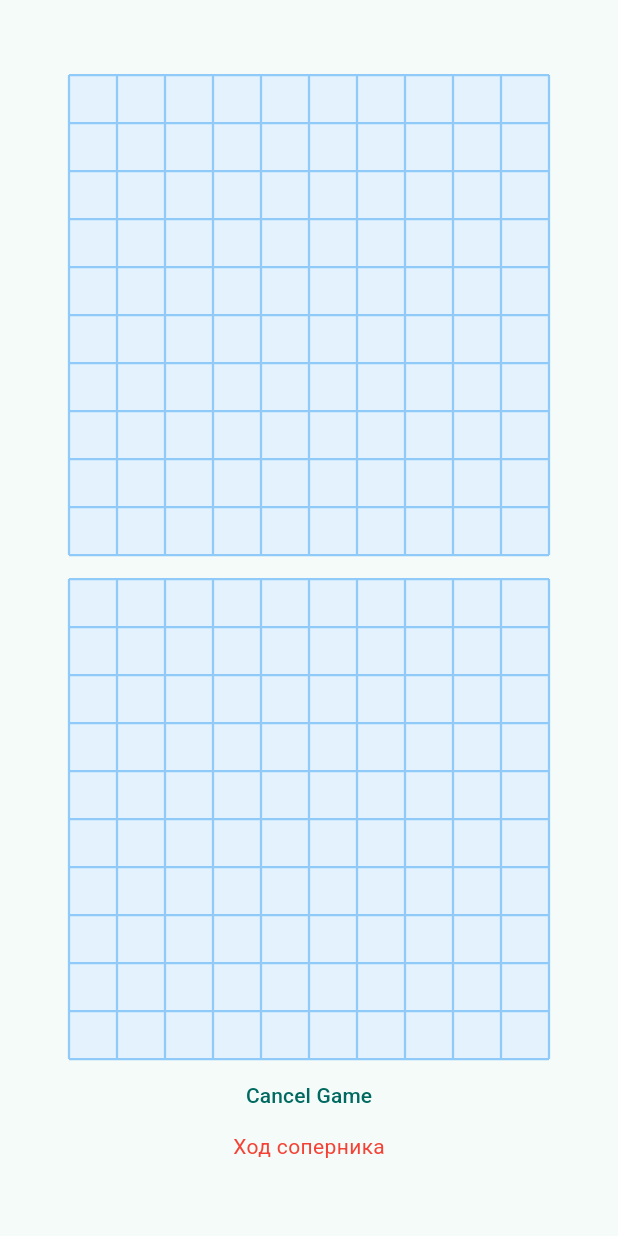
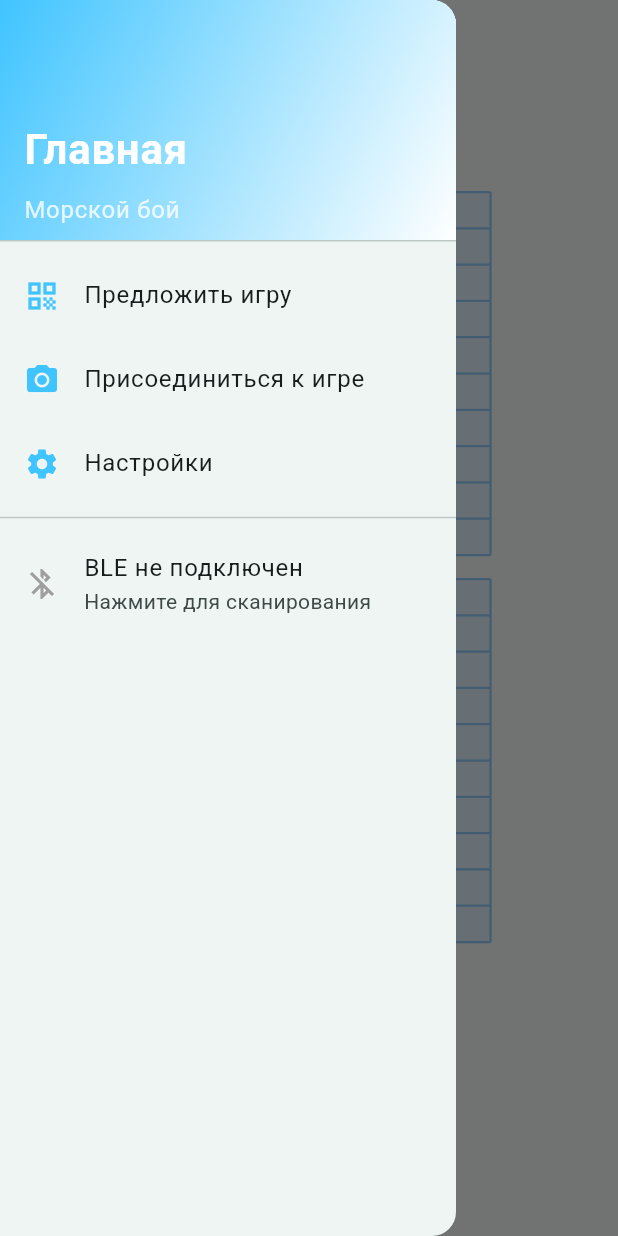
Before and after one commit to kvasov/seabattle, a Flutter app: the BattleScreen screen opened directly, with the side drawer open (before the commit the screen has no drawer), on a phone screen of 412 x 824 dp. Run offline on Flutter 3.47's test engine with Material 3 defaults, Android fonts, the phone set to English and light mode, and no system bars; our stand-ins replace dio, equatable, fl_chart, flutter_riverpod, hive, hive_flutter and 2 more; missing offline and left inert: slang; accounts and stored records are empty; generated files the repository leaves out were written again.

Commit message:
drawer, cellSize provider

```diff
--- a/lib/features/battle/presentation/screens/battle_screen.dart
+++ b/lib/features/battle/presentation/screens/battle_screen.dart
@@ -3,18 +3,30 @@ import 'package:flutter_riverpod/flutter_riverpod.dart';
 import 'package:seabattle/shared/providers/game_provider.dart';
 import 'package:seabattle/features/battle/presentation/widgets/grid.dart';
 import 'package:seabattle/features/battle/providers/battle_provider.dart';
+import 'package:seabattle/shared/widgets/drawer.dart';
 
-class BattleScreen extends ConsumerWidget {
+class BattleScreen extends ConsumerStatefulWidget {
   const BattleScreen({super.key});
 
   @override
-  Widget build(BuildContext context, WidgetRef ref) {
+  ConsumerState<BattleScreen> createState() => _BattleScreenState();
+}
+
+class _BattleScreenState extends ConsumerState<BattleScreen> {
+  final GlobalKey<ScaffoldState> _scaffoldKey = GlobalKey<ScaffoldState>();
+
+  @override
+  Widget build(BuildContext context) {
     final gameState = ref.watch(gameNotifierProvider).value;
     final battleViewModelState = ref.watch(battleViewModelProvider).value;
     debugPrint('💚 battleViewModelState: ${battleViewModelState?.toString()}');
 
     return Scaffold(
-      body: Column(
+      key: _scaffoldKey,
+      drawer: DrawerWidget(),
+      body: Stack(
+        children: [
+          Column(
             mainAxisAlignment: MainAxisAlignment.center,
             crossAxisAlignment: CrossAxisAlignment.center,
             children: [
@@ -49,6 +61,27 @@ class BattleScreen extends ConsumerWidget {
                 ),
             ],
           ),
+          // Кнопка для открытия drawer в верхнем левом углу
+          SafeArea(
+            child: Container(
+              decoration: BoxDecoration(
+                color: Colors.black.withValues(alpha: 0.5),
+                borderRadius: BorderRadius.only(
+                  topRight: Radius.circular(12),
+                  bottomRight: Radius.circular(12),
+                ),
+              ),
+              child: IconButton(
+                icon: Icon(Icons.menu, color: Colors.white),
+                padding: EdgeInsets.all(12),
+                onPressed: () {
+                  _scaffoldKey.currentState?.openDrawer();
+                },
+              ),
+            ),
+          ),
+        ],
+      ),
     );
   }
 }
--- a/lib/features/battle/presentation/widgets/grid.dart
+++ b/lib/features/battle/presentation/widgets/grid.dart
@@ -5,6 +5,7 @@ import 'package:seabattle/shared/entities/ship.dart';
 import 'package:seabattle/features/battle/providers/battle_provider.dart';
 import 'package:seabattle/shared/providers/ships_images_provider.dart';
 import 'package:seabattle/shared/providers/ble_provider.dart';
+import 'package:seabattle/shared/providers/ui_provider.dart';
 import 'package:seabattle/utils/make_field.dart';
 import 'package:seabattle/utils/cursor.dart';
 
@@ -64,7 +65,10 @@ class _BattleGridState extends ConsumerState<BattleGrid> with SingleTickerProvid
           isCursorVisible: true,
         )
       : null;
-    final cellSize = battleViewModelState?.cellSize ?? 0;
+
+    ref.read(cellSizeProvider.notifier).init(context);
+    final cellSize = ref.watch(cellSizeProvider);
+
     final gridSize = battleViewModelState?.gridSize ?? 0;
     final bleNotifier = ref.read(bleNotifierProvider);
     final bool isCursorVisible = widget.myShips
--- a/lib/features/ships_setup/presentation/widgets/ship_setup_grid.dart
+++ b/lib/features/ships_setup/presentation/widgets/ship_setup_grid.dart
@@ -1,6 +1,7 @@
 import 'package:flutter/material.dart';
 import 'package:flutter_riverpod/flutter_riverpod.dart';
 import 'package:seabattle/features/ships_setup/presentation/viewmodels/setup_ships_viewmodel.dart';
+import 'package:seabattle/shared/providers/ui_provider.dart';
 import 'package:seabattle/utils/ship_painter.dart';
 import 'package:seabattle/shared/entities/ship.dart';
 import 'package:seabattle/utils/make_field.dart';
@@ -49,7 +50,9 @@ class _ShipSetupGridState extends ConsumerState<ShipSetupGrid> with SingleTicker
             isCursorVisible: setupShipsViewModelState.isCursorVisible ?? false,
           )
         : null;
-    final cellSize = setupShipsViewModelState?.cellSize ?? 0;
+
+    ref.read(cellSizeProvider.notifier).init(context);
+    final cellSize = ref.watch(cellSizeProvider);
     final gridSize = setupShipsViewModelState?.gridSize ?? 0;
     final ships = setupShipsViewModelState?.ships;
     final shipsImages = ref.watch(shipsImagesProvider);
--- /dev/null
+++ b/lib/shared/widgets/drawer.dart
@@ -0,0 +1,106 @@
+import 'package:flutter/material.dart';
+import 'package:flutter_riverpod/flutter_riverpod.dart';
+import 'package:seabattle/shared/providers/navigation_provider.dart';
+import 'package:seabattle/app/i18n/strings.g.dart';
+import 'package:seabattle/shared/providers/ble_provider.dart';
+
+class DrawerWidget extends ConsumerWidget {
+  const DrawerWidget({super.key});
+
+  @override
+  Widget build(BuildContext context, WidgetRef ref) {
+    final t = context.t;
+
+    final bleState = ref.watch(bleNotifierProvider);
+
+    return Drawer(
+      child: ListView(
+        padding: EdgeInsets.zero,
+        children: [
+          DrawerHeader(
+            decoration: BoxDecoration(
+              gradient: LinearGradient(
+                colors: [
+                  Colors.lightBlueAccent,
+                  Colors.white,
+                ],
+                begin: Alignment.topLeft,
+                end: Alignment.bottomRight,
+              ),
+            ),
+            child: Column(
+              crossAxisAlignment: CrossAxisAlignment.start,
+              mainAxisAlignment: MainAxisAlignment.end,
+              children: [
+                Text(
+                  t.etc.bottomNavigationBar.home,
+                  style: TextStyle(
+                    color: Colors.white,
+                    fontSize: 28,
+                    fontWeight: FontWeight.bold,
+                  ),
+                ),
+                SizedBox(height: 8),
+                Text(
+                  'Морской бой',
+                  style: TextStyle(
+                    color: Colors.white.withOpacity(0.8),
+                    fontSize: 16,
+                  ),
+                ),
+              ],
+            ),
+          ),
+          ListTile(
+            leading: Icon(Icons.qr_code, color: Colors.lightBlueAccent),
+            title: Text(t.home.proposeGame),
+            onTap: () {
+              Navigator.pop(context);
+              ref.read(navigationProvider.notifier).pushCreateGameScreen();
+            },
+          ),
+          ListTile(
+            leading: Icon(Icons.camera_alt, color: Colors.lightBlueAccent),
+            title: Text(t.home.joinGame),
+            onTap: () {
+              Navigator.pop(context);
+              ref.read(navigationProvider.notifier).pushScanQRScreen();
+            },
+          ),
+          ListTile(
+            leading: Icon(Icons.settings, color: Colors.lightBlueAccent),
+            title: Text(t.home.settings),
+            onTap: () {
+              Navigator.pop(context);
+              ref.read(navigationProvider.notifier).pushSettingsScreen();
+            },
+          ),
+          Divider(),
+          if (bleState.value != null && bleState.value!.isConnected)
+            ListTile(
+              leading: Icon(Icons.bluetooth_connected, color: Colors.green),
+              title: Text('🔗 Подключено'),
+              subtitle: Text('BLE устройство подключено'),
+              trailing: IconButton(
+                icon: Icon(Icons.close),
+                onPressed: () {
+                  Navigator.pop(context);
+                  ref.read(bleNotifierProvider.notifier).disconnect();
+                },
+              ),
+            )
+          else
+            ListTile(
+              leading: Icon(Icons.bluetooth_disabled, color: Colors.grey),
+              title: Text('BLE не подключен'),
+              subtitle: Text('Нажмите для сканирования'),
+              onTap: () {
+                Navigator.pop(context);
+                ref.read(bleNotifierProvider.notifier).startScanning();
+              },
+            ),
+        ],
+      ),
+    );
+  }
+}
```
Also changed, not shown: lib/features/battle/presentation/viewmodels/battle_viewmodel.dart (+5 -8 lines), lib/features/ships_setup/presentation/viewmodels/setup_ships_viewmodel.dart (+5 -7 lines), lib/shared/providers/ui_provider.dart (added, +20 -0 lines). Lines whose indentation alone changed are shown as unchanged.
